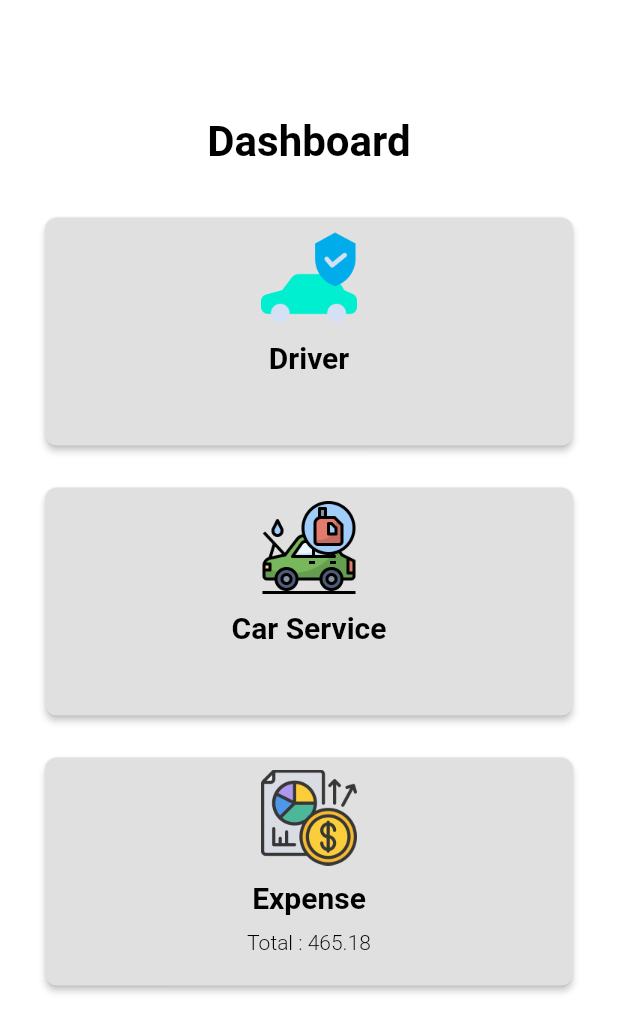
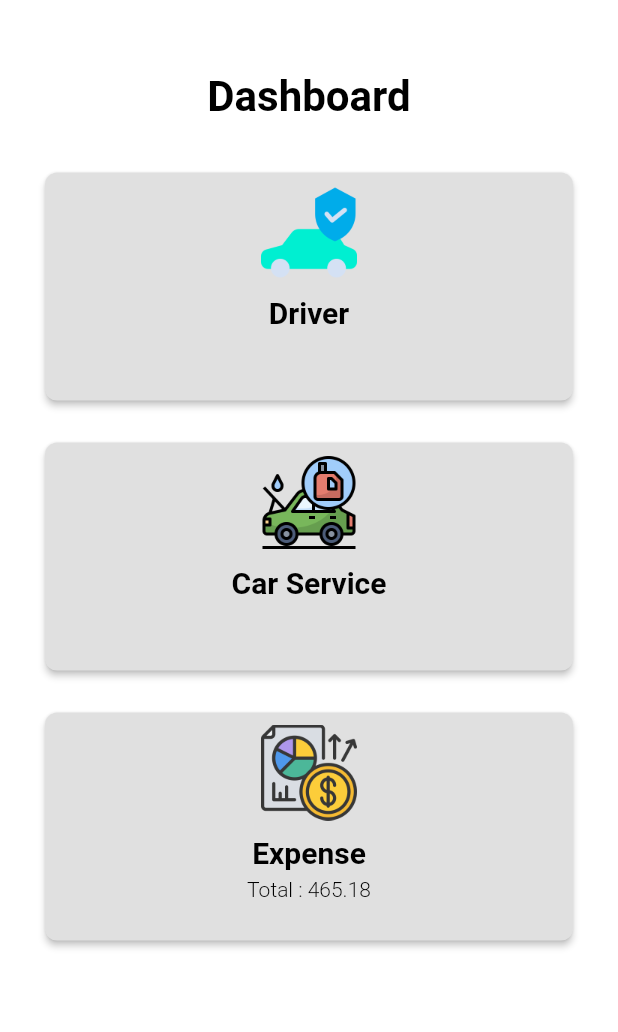
Before and after one commit to jabezj1/Motore, a Flutter app: the Dashboard screen opened directly, on a phone screen of 412 x 824 dp. Shown: the top 1032 px of the screen. Run offline on Flutter 3.47's test engine with Material 2 defaults, Android fonts, the phone set to English and light mode, and no system bars; our stand-ins replace animated_splash_screen, curved_navigation_bar, firebase_auth, firebase_core; accounts and stored records are empty.

Commit message:
Made slight changes to Dashboard and pubspec.yaml

```diff
--- a/lib/pages/Dashboard.dart
+++ b/lib/pages/Dashboard.dart
@@ -2,6 +2,9 @@ import 'dart:ui';
 
 import 'package:flutter/material.dart';
 import 'package:flutter/widgets.dart';
+// import 'package:motore/pages/Credit_card_info.dart';
+
+import 'dashboard_2.dart';
 
 class Dashboard extends StatelessWidget {
   const Dashboard({Key? key}) : super(key: key);
@@ -32,7 +35,7 @@ class Dashboard extends StatelessWidget {
           //   ),
           // ),
           SizedBox(
-            height: 60,
+            height: 30,
           ),
           Center(
             child: Padding(
@@ -117,6 +120,18 @@ class Dashboard extends StatelessWidget {
                                 fontSize: 20,
                               ),
                             ),
+                            SizedBox(
+                              height: 2,
+                            ),
+                            // GestureDetector(
+                            //   child: Text("Add card"),
+                            //   onTap: () {
+                            //     Navigator.of(context).pushReplacement(
+                            //         MaterialPageRoute(
+                            //             builder: (BuildContext context) =>
+                            //                 Dashboard2()));
+                            //   },
+                            // ),
                           ],
                         ),
                       ),
@@ -151,14 +166,26 @@ class Dashboard extends StatelessWidget {
                                 fontSize: 20,
                               ),
                             ),
-                            SizedBox(height: 10),
+                            SizedBox(height: 5),
                             Text(
                               "Total : 465.18",
                               style: TextStyle(
                                 color: Colors.black,
                                 fontWeight: FontWeight.w300,
                               ),
-                            )
+                            ),
+                            SizedBox(
+                              height: 2,
+                            ),
+                            // GestureDetector(
+                            //   child: Text("Add card"),
+                            //   onTap: () {
+                            //     Navigator.of(context).pushReplacement(
+                            //         MaterialPageRoute(
+                            //             builder: (BuildContext context) =>
+                            //                 Credit_card()));
+                            //   },
+                            // ),
                           ],
                         ),
                       ),
--- a/pubspec.yaml
+++ b/pubspec.yaml
@@ -43,6 +43,7 @@ dependencies:
   curved_navigation_bar: ^1.0.3
   # flutter_svg: ^1.1.5
   firebase_core: ^1.23.0
+  # flutter_credit_card: ^3.0.4
 
 dev_dependencies:
   flutter_test:
```
Also changed, not shown: lib/pages/dashboard_2.dart (added, +35 -0 lines).
